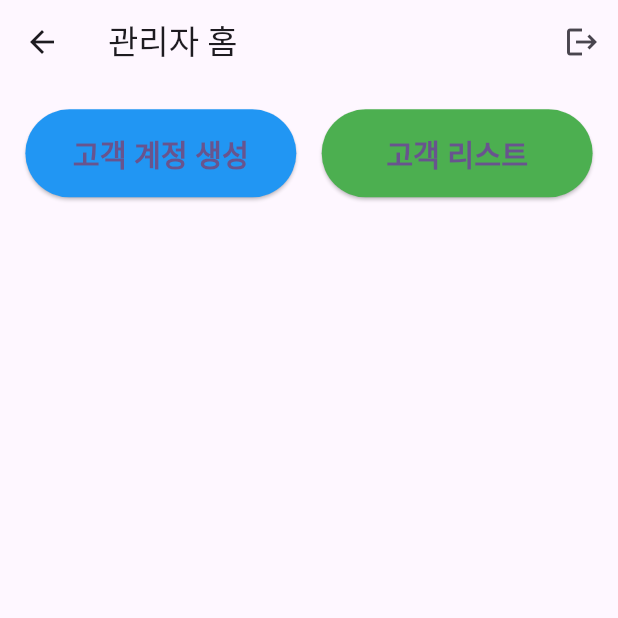
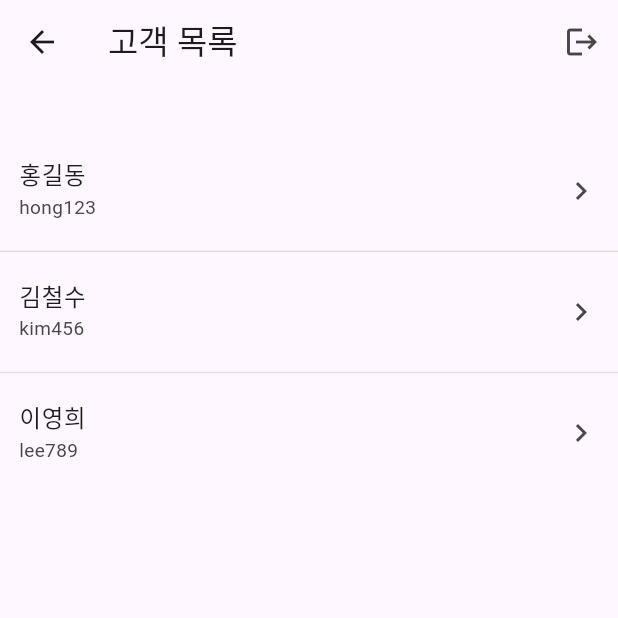
Before and after one commit to angry-dev/smile-monitoring, a Flutter app: the AdminHomePage screen opened directly, on a phone screen of 412 x 824 dp, the top half of it. Run offline on Flutter 3.47's test engine with Material 3 defaults, Android fonts, the phone set to English and light mode, and no system bars; our stand-ins replace flutter_riverpod, flutter_screenutil, shared_preferences; accounts and stored records are empty.

Commit message:
관리자 화면 플로우 수정

```diff
--- a/lib/page/admin_home_page.dart
+++ b/lib/page/admin_home_page.dart
@@ -1,7 +1,8 @@
 import 'package:flutter/material.dart';
+import 'package:flutter_app/widget/common_data_table.dart';
+import 'package:flutter_app/widget/cust_data_table.dart';
 import 'package:flutter_screenutil/flutter_screenutil.dart';
 import '../widget/logout_button.dart';
-// import '../widget/common_data_table.dart';
 
 class AdminHomePage extends StatelessWidget {
   const AdminHomePage({super.key});
@@ -9,46 +10,21 @@ class AdminHomePage extends StatelessWidget {
   Widget build(BuildContext context) {
     return Scaffold(
       appBar: AppBar(
-        title: const Text('관리자 홈'),
+        title: const Text('고객 목록'),
         actions: const [LogoutButton()],
       ),
       body: Padding(
-        padding: EdgeInsets.all(16.w),
-        child: Row(
-          mainAxisAlignment: MainAxisAlignment.spaceEvenly,
+        padding: EdgeInsets.symmetric(vertical: 16.h),
+        child: Column(
+          crossAxisAlignment: CrossAxisAlignment.start,
           children: [
-            Expanded(
-              child: SizedBox(
-                height: 60.h,
-                child: ElevatedButton(
-                  onPressed: () {
-                    // TODO: 고객 계정 생성 페이지로 이동
-                  },
-                  style: ElevatedButton.styleFrom(
-                    textStyle:
-                        TextStyle(fontSize: 20.sp, fontWeight: FontWeight.bold),
-                    backgroundColor: Colors.blue,
-                  ),
-                  child: const Text('고객 계정 생성'),
-                ),
-              ),
-            ),
-            SizedBox(width: 16.w),
-            Expanded(
-              child: SizedBox(
-                height: 60.h,
-                child: ElevatedButton(
-                  onPressed: () {
-                    // TODO: 고객 리스트 페이지로 이동
-                  },
-                  style: ElevatedButton.styleFrom(
-                    textStyle:
-                        TextStyle(fontSize: 20.sp, fontWeight: FontWeight.bold),
-                    backgroundColor: Colors.green,
-                  ),
-                  child: const Text('고객 리스트'),
-                ),
-              ),
+            SizedBox(height: 16.h),
+            const Expanded(
+              child: CustDataTable(rows: [
+                ['홍길동', 'hong123'],
+                ['김철수', 'kim456'],
+                ['이영희', 'lee789'],
+              ]),
             ),
           ],
         ),
--- /dev/null
+++ b/lib/widget/cust_data_table.dart
@@ -0,0 +1,44 @@
+import 'package:flutter/material.dart';
+import 'package:flutter_screenutil/flutter_screenutil.dart';
+
+/// 고객 데이터 테이블: 이름, 계정 컬럼만 표시
+class CustDataTable extends StatelessWidget {
+  final List<List<String>> rows; // [이름, 계정]
+  final OnRowTap? onRowTap;
+  const CustDataTable({super.key, required this.rows, this.onRowTap});
+
+  @override
+  Widget build(BuildContext context) {
+    return SizedBox(
+      width: double.infinity,
+      child: ListView.separated(
+        itemCount: rows.length,
+        separatorBuilder: (context, idx) =>
+            Divider(height: 1, color: Colors.grey.shade300),
+        itemBuilder: (context, index) {
+          final row = rows[index];
+          return SizedBox(
+            width: double.infinity,
+            child: ListTile(
+              title: Text(row[0],
+                  style:
+                      TextStyle(fontSize: 16.sp, fontWeight: FontWeight.w500)),
+              subtitle: Text(row[1], style: TextStyle(fontSize: 13.sp)),
+              onTap: () {
+                if (onRowTap != null) {
+                  onRowTap!(index, row);
+                }
+              },
+              trailing: const Icon(Icons.chevron_right),
+              minVerticalPadding: 1.0,
+              contentPadding:
+                  EdgeInsets.symmetric(horizontal: 12.w, vertical: 4.h),
+            ),
+          );
+        },
+      ),
+    );
+  }
+}
+
+typedef OnRowTap = void Function(int index, List<String> row);
```
